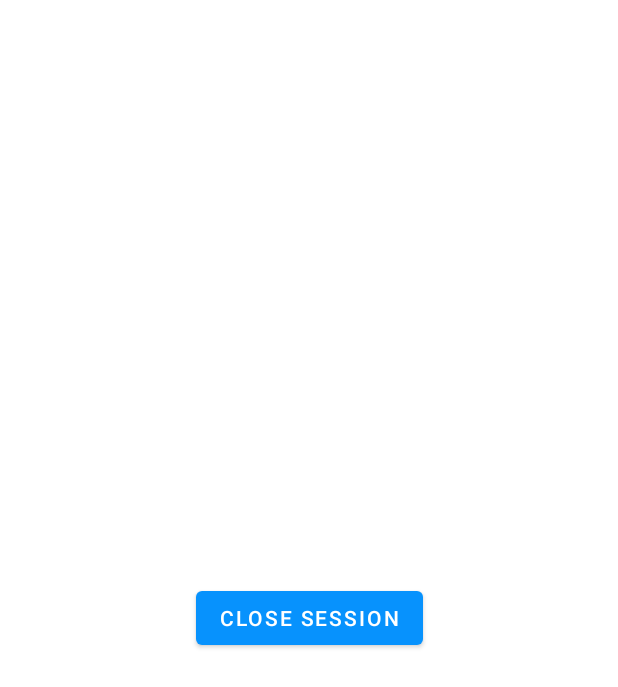
After one commit to SebastianSepe/TheBabousosAppAndroid, an Android app: the ClientHomeActivity screen opened directly, with no data from a screen before it, on a phone screen of 412 x 824 dp. The commit adds this screen. Shown: the top 687 px of the screen. Run offline under Robolectric (Android 15) with nearby library versions, the phone set to English and light mode, and no system bars.

Commit message:
Implement user login from the app, including session storage and logout functionality.

```diff
--- a/app/build.gradle.kts
+++ b/app/build.gradle.kts
@@ -52,6 +52,7 @@ dependencies {
     implementation(libs.retrofit)
     implementation(libs.gson)
     implementation(libs.converterGson)
+    implementation(libs.androidx.junit.ktx)
 
     testImplementation(libs.junit)
     androidTestImplementation(libs.androidx.junit)
--- /dev/null
+++ b/app/src/main/java/com/tresbrosdevs/debabousoapp/activities/client/home/ClientHomeActivity.kt
@@ -0,0 +1,55 @@
+package com.tresbrosdevs.debabousoapp.activities.client.home
+
+import android.content.Intent
+import android.os.Bundle
+import android.util.Log
+import android.widget.Button
+import androidx.activity.enableEdgeToEdge
+import androidx.appcompat.app.AppCompatActivity
+import androidx.core.view.ViewCompat
+import androidx.core.view.WindowInsetsCompat
+import com.google.gson.Gson
+import com.tresbrosdevs.debabousoapp.R
+import com.tresbrosdevs.debabousoapp.activities.MainActivity
+import com.tresbrosdevs.debabousoapp.models.User
+import com.tresbrosdevs.debabousoapp.utils.SharedPref
+
+class ClientHomeActivity : AppCompatActivity() {
+
+    private val TAG = "ClientHomeActivity"
+    var buttonLogout: Button? = null
+    var sharedPref: SharedPref? = null
+
+    override fun onCreate(savedInstanceState: Bundle?) {
+        super.onCreate(savedInstanceState)
+        enableEdgeToEdge()
+        setContentView(R.layout.activity_client_home)
+        ViewCompat.setOnApplyWindowInsetsListener(findViewById(R.id.main)) { v, insets ->
+            val systemBars = insets.getInsets(WindowInsetsCompat.Type.systemBars())
+            v.setPadding(systemBars.left, systemBars.top, systemBars.right, systemBars.bottom)
+            insets
+        }
+
+        sharedPref = SharedPref(this)
+        buttonLogout = findViewById(R.id.btn_logout)
+        buttonLogout?.setOnClickListener{ logout() }
+
+        getUserFromSession()
+    }
+
+    private fun  logout() {
+        sharedPref?.remove("user")
+        val i = Intent(this, MainActivity::class.java)
+        startActivity(i)
+    }
+
+    private fun getUserFromSession() {
+        val sharedPref = SharedPref(this)
+        val gson = Gson()
+
+        if (!sharedPref?.getData("user").isNullOrBlank()) {
+            val user = gson.fromJson(sharedPref?.getData("user"), User::class.java)
+            Log.d(TAG, "User: $user")
+        }
+    }
+}
--- a/app/src/main/java/api/ApiRoutes.kt
+++ b/app/src/main/java/com/tresbrosdevs/debabousoapp/api/ApiRoutes.kt
@@ -1,6 +1,6 @@
-package api
+package com.tresbrosdevs.debabousoapp.api
 
-import routes.UsersRoutes
+import com.tresbrosdevs.debabousoapp.routes.UsersRoutes
 
 class ApiRoutes {
 
--- a/app/src/main/java/api/RetrofitClient.kt
+++ b/app/src/main/java/com/tresbrosdevs/debabousoapp/api/RetrofitClient.kt
@@ -1,4 +1,4 @@
-package api
+package com.tresbrosdevs.debabousoapp.api
 
 import retrofit2.Retrofit
 import retrofit2.converter.gson.GsonConverterFactory
--- a/app/src/main/java/models/ResponseHttp.kt
+++ b/app/src/main/java/com/tresbrosdevs/debabousoapp/models/ResponseHttp.kt
@@ -1,4 +1,4 @@
-package models
+package com.tresbrosdevs.debabousoapp.models
 
 import com.google.gson.JsonObject
 import com.google.gson.annotations.SerializedName
--- a/app/src/main/java/models/User.kt
+++ b/app/src/main/java/com/tresbrosdevs/debabousoapp/models/User.kt
@@ -1,4 +1,4 @@
-package models
+package com.tresbrosdevs.debabousoapp.models
 
 import com.google.gson.annotations.SerializedName
 
--- /dev/null
+++ b/app/src/main/java/com/tresbrosdevs/debabousoapp/utils/SharedPref.kt
@@ -0,0 +1,39 @@
+package com.tresbrosdevs.debabousoapp.utils
+
+import android.app.Activity
+import android.content.Context
+import android.content.SharedPreferences
+import android.util.Log
+import com.google.gson.Gson
+
+class SharedPref (Activity: Activity){
+    private var prefs: SharedPreferences? = null
+
+    init {
+        prefs = Activity.getSharedPreferences("com.tresbrosdevs.debabousoapp", Context.MODE_PRIVATE)
+    }
+
+    fun save(key: String, objeto: Any) {
+        try{
+            val gson = Gson()
+            val json = gson.toJson(objeto)
+            with(prefs?.edit()){
+                this?.putString(key, json)
+                this?.commit()
+            }
+        }catch(e: Exception){
+            Log.d("Error", "Err: ${e.message}")
+        }
+    }
+
+    fun getData(key: String): String?{
+        val data = prefs?.getString(key, "")
+        return data
+    }
+
+    fun remove(key: String){
+        prefs?.edit()?.remove(key)?.apply()
+    }
+
+
+}
--- /dev/null
+++ b/app/src/main/res/layout/activity_client_home.xml
@@ -0,0 +1,26 @@
+<?xml version="1.0" encoding="utf-8"?>
+<androidx.coordinatorlayout.widget.CoordinatorLayout xmlns:android="http://schemas.android.com/apk/res/android"
+    xmlns:app="http://schemas.android.com/apk/res-auto"
+    xmlns:tools="http://schemas.android.com/tools"
+    android:id="@+id/main"
+    android:layout_width="match_parent"
+    android:layout_height="match_parent"
+    tools:context=".activities.client.home.ClientHomeActivity">
+
+    <androidx.constraintlayout.widget.ConstraintLayout
+        android:layout_width="match_parent"
+        android:layout_height="match_parent">
+
+        <Button
+            android:id="@+id/btn_logout"
+            android:layout_width="wrap_content"
+            android:layout_height="wrap_content"
+            android:text="Close session"
+            app:layout_constraintBottom_toBottomOf="parent"
+            app:layout_constraintLeft_toLeftOf="parent"
+            app:layout_constraintRight_toRightOf="parent"
+            app:layout_constraintTop_toTopOf="parent" />
+
+    </androidx.constraintlayout.widget.ConstraintLayout>
+
+</androidx.coordinatorlayout.widget.CoordinatorLayout>
--- a/app/src/main/res/layout/activity_home.xml
+++ b/app/src/main/res/layout/activity_home.xml
@@ -6,7 +6,7 @@
     android:layout_width="match_parent"
     android:layout_height="match_parent"
     tools:openDrawer="start"
-    tools:context=".activities.HomeActivity"
+    tools:context=".activities.activities.HomeActivity"
     android:orientation="vertical"
     android:layout_margin="20dp">
 
--- a/app/src/main/res/layout/activity_main.xml
+++ b/app/src/main/res/layout/activity_main.xml
@@ -6,7 +6,7 @@
     android:layout_width="match_parent"
     android:layout_height="match_parent"
     android:background="@drawable/background"
-    tools:context=".activities.MainActivity">
+    tools:context=".activities.activities.MainActivity">
 
     <RelativeLayout
         android:layout_width="match_parent"
--- a/app/src/main/res/layout/activity_register.xml
+++ b/app/src/main/res/layout/activity_register.xml
@@ -6,7 +6,7 @@
     android:layout_width="match_parent"
     android:layout_height="match_parent"
     android:background="@drawable/background"
-    tools:context=".activities.RegisterActivity">
+    tools:context=".activities.activities.RegisterActivity">
 
     <RelativeLayout
         android:layout_width="match_parent"
--- a/gradle/libs.versions.toml
+++ b/gradle/libs.versions.toml
@@ -19,6 +19,7 @@ retrofit = "2.9.0"
 gson = "2.10.1"
 converterGson = "2.9.0"
 retrofitVersion = "2.9.0"
+junitKtx = "1.2.1"
 
 [libraries]
 androidx-core-ktx = { group = "androidx.core", name = "core-ktx", version.ref = "coreKtx" }
@@ -37,6 +38,7 @@ androidx-fragment-ktx = { group = "androidx.fragment", name = "fragment-ktx", ve
 retrofit = { group = "com.squareup.retrofit2", name = "retrofit", version.ref = "retrofit" }
 gson = { group = "com.google.code.gson", name = "gson", version.ref = "gson" }
 converterGson = { group = "com.squareup.retrofit2", name = "converter-gson", version.ref = "converterGson" }
+androidx-junit-ktx = { group = "androidx.test.ext", name = "junit-ktx", version.ref = "junitKtx" }
 
 [plugins]
 androidApplication = { id = "com.android.application", version.ref = "agp" }
```
Also changed, not shown: app/src/main/AndroidManifest.xml (+5 -3 lines), app/src/main/java/com/tresbrosdevs/debabousoapp/activities/MainActivity.kt (+60 -11 lines), app/src/main/java/com/tresbrosdevs/debabousoapp/activities/RegisterActivity.kt (+10 -9 lines), app/src/main/java/com/tresbrosdevs/debabousoapp/providers/UsersProvider.kt (added, +25 -0 lines), app/src/main/java/com/tresbrosdevs/debabousoapp/routes/UsersRoutes.kt (added, +23 -0 lines), app/src/main/java/providers/UsersProvider.kt (deleted, +0 -21 lines), app/src/main/java/routes/UsersRoutes.kt (deleted, +0 -14 lines).
